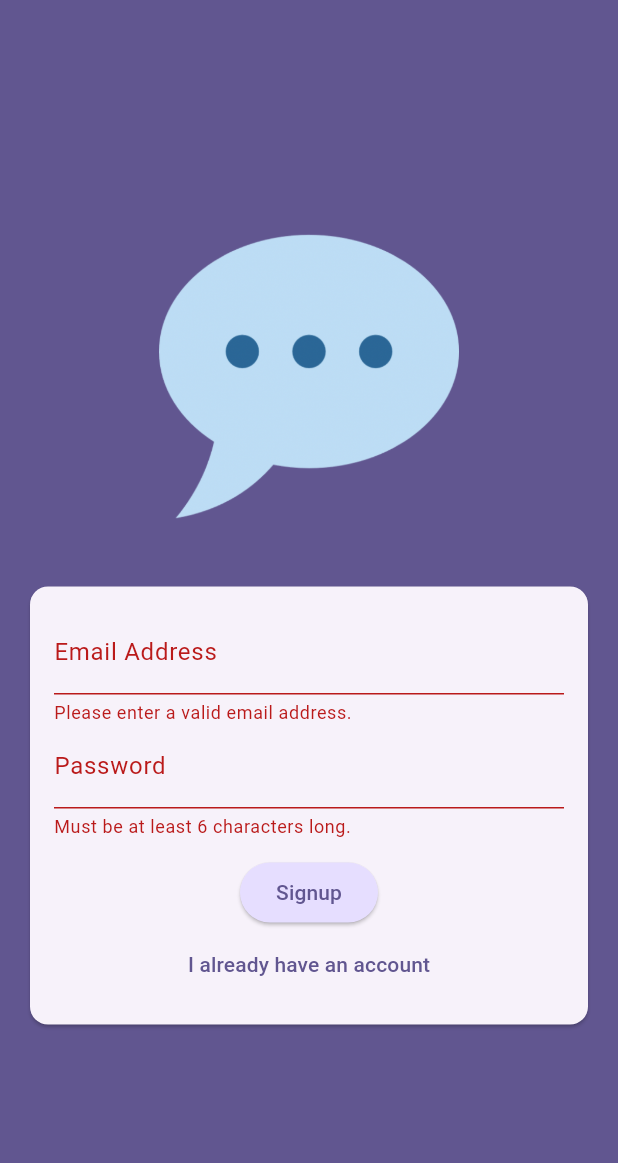
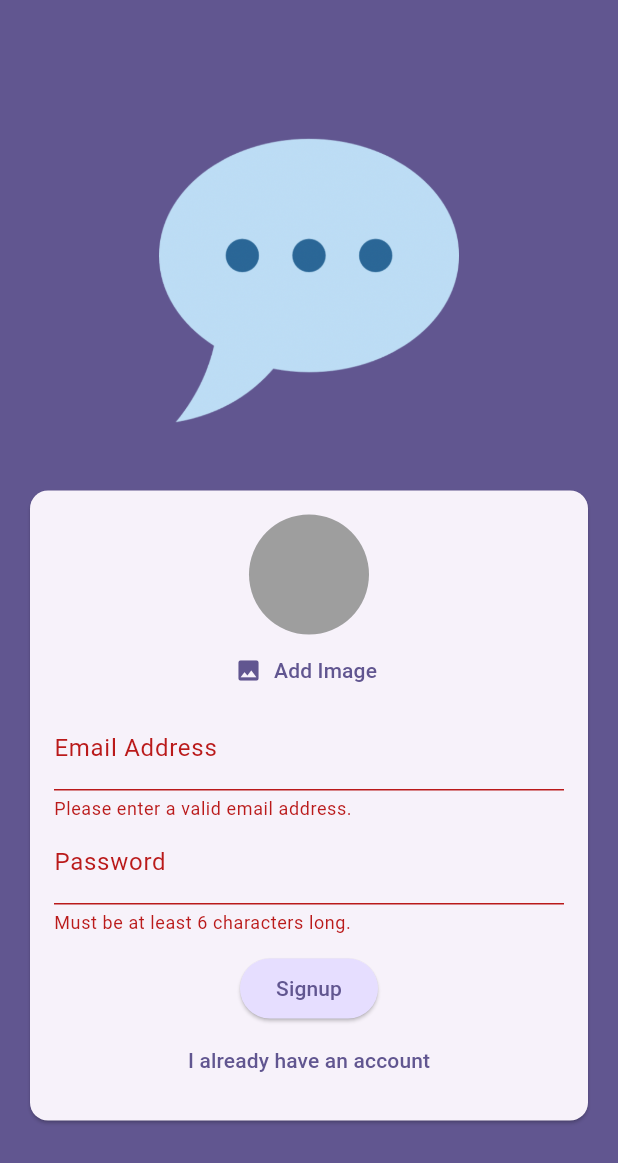
Before and after one commit to eacardenase/flutter-chat-with-me, a Flutter app: the screen it shows after launch, after a tap on "Login", after a tap on "Create an account", on a phone screen of 412 x 824 dp. Shown: the top 1163 px of the screen. Run offline on Flutter 3.47's test engine with Material 3 defaults, Android fonts, the phone set to English and light mode, and no system bars; our stand-ins replace firebase_auth, firebase_core, image_picker; accounts and stored records are empty; generated files the repository leaves out were written again.

Commit message:
feat: select image on registration screen

```diff
--- a/lib/screens/auth_screen.dart
+++ b/lib/screens/auth_screen.dart
@@ -1,3 +1,4 @@
+import 'package:chat_with_me/widgets/user_image_picker.dart';
 import 'package:flutter/material.dart';
 
 import 'package:firebase_auth/firebase_auth.dart';
@@ -88,6 +89,7 @@ class _AuthScreenState extends State<AuthScreen> {
                       child: Column(
                         mainAxisSize: MainAxisSize.min,
                         children: [
+                          if (!_isLogin) const UserImagePicker(),
                           TextFormField(
                             decoration: const InputDecoration(
                               label: Text('Email Address'),
--- /dev/null
+++ b/lib/widgets/user_image_picker.dart
@@ -0,0 +1,59 @@
+import 'dart:io';
+
+import 'package:flutter/material.dart';
+
+import 'package:image_picker/image_picker.dart';
+
+class UserImagePicker extends StatefulWidget {
+  const UserImagePicker({super.key});
+
+  @override
+  State<UserImagePicker> createState() => _UserImagePicker();
+}
+
+class _UserImagePicker extends State<UserImagePicker> {
+  File? _pickedImage;
+
+  void _pickImage() async {
+    final pickedImage = await ImagePicker().pickImage(
+      source: ImageSource.camera,
+      imageQuality: 50,
+      maxWidth: 150,
+    );
+
+    if (pickedImage == null) {
+      return;
+    }
+
+    setState(() {
+      _pickedImage = File(pickedImage.path);
+    });
+  }
+
+  @override
+  Widget build(BuildContext context) {
+    return Column(
+      children: [
+        CircleAvatar(
+          radius: 40,
+          backgroundColor: Colors.grey,
+          foregroundImage: _pickedImage == null
+              ? null
+              : FileImage(
+                  _pickedImage!,
+                ),
+        ),
+        TextButton.icon(
+          onPressed: _pickImage,
+          icon: const Icon(Icons.image),
+          label: Text(
+            'Add Image',
+            style: TextStyle(
+              color: Theme.of(context).colorScheme.primary,
+            ),
+          ),
+        )
+      ],
+    );
+  }
+}
--- a/pubspec.yaml
+++ b/pubspec.yaml
@@ -34,8 +34,10 @@ dependencies:
   # The following adds the Cupertino Icons font to your application.
   # Use with the CupertinoIcons class for iOS style icons.
   cupertino_icons: ^1.0.6
+  firebase_auth: ^4.17.5
   firebase_core: ^2.25.4
-  firebase_auth: ^4.17.5
+  firebase_storage: ^11.6.6
+  image_picker: ^1.0.7
 
 dev_dependencies:
   flutter_test:
```
Also changed, not shown: pubspec.lock, 5 other files.
